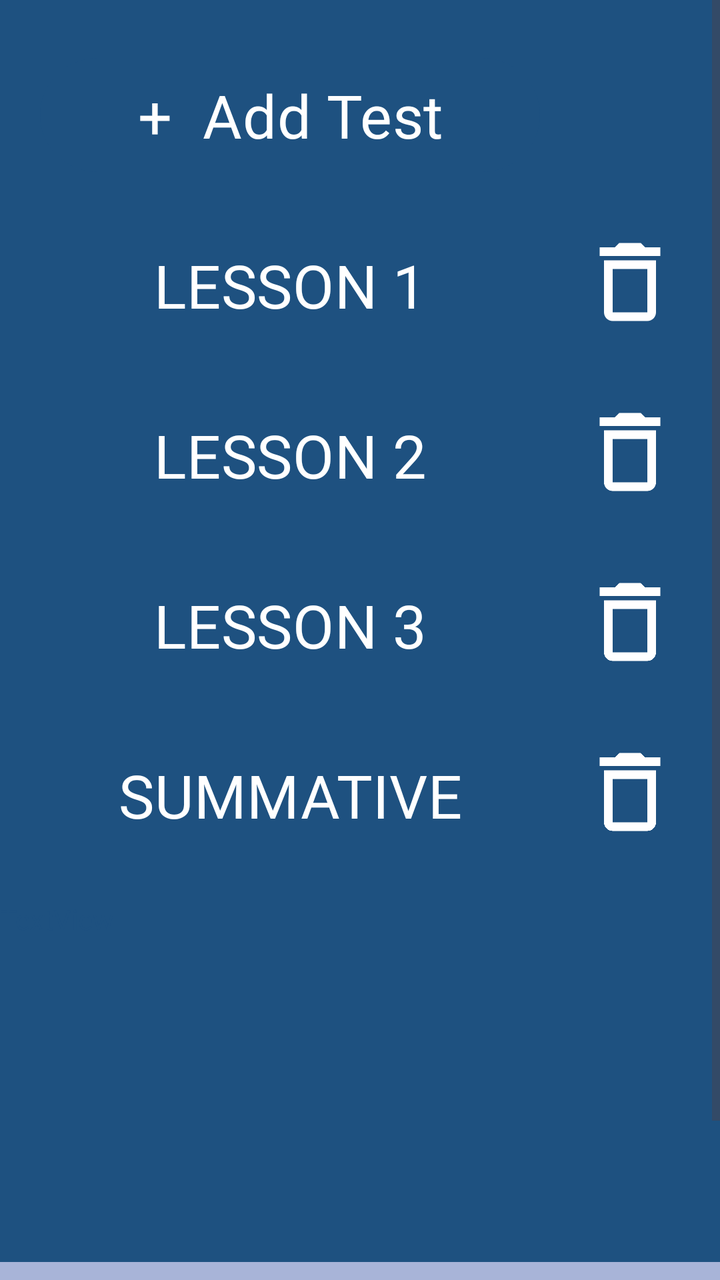
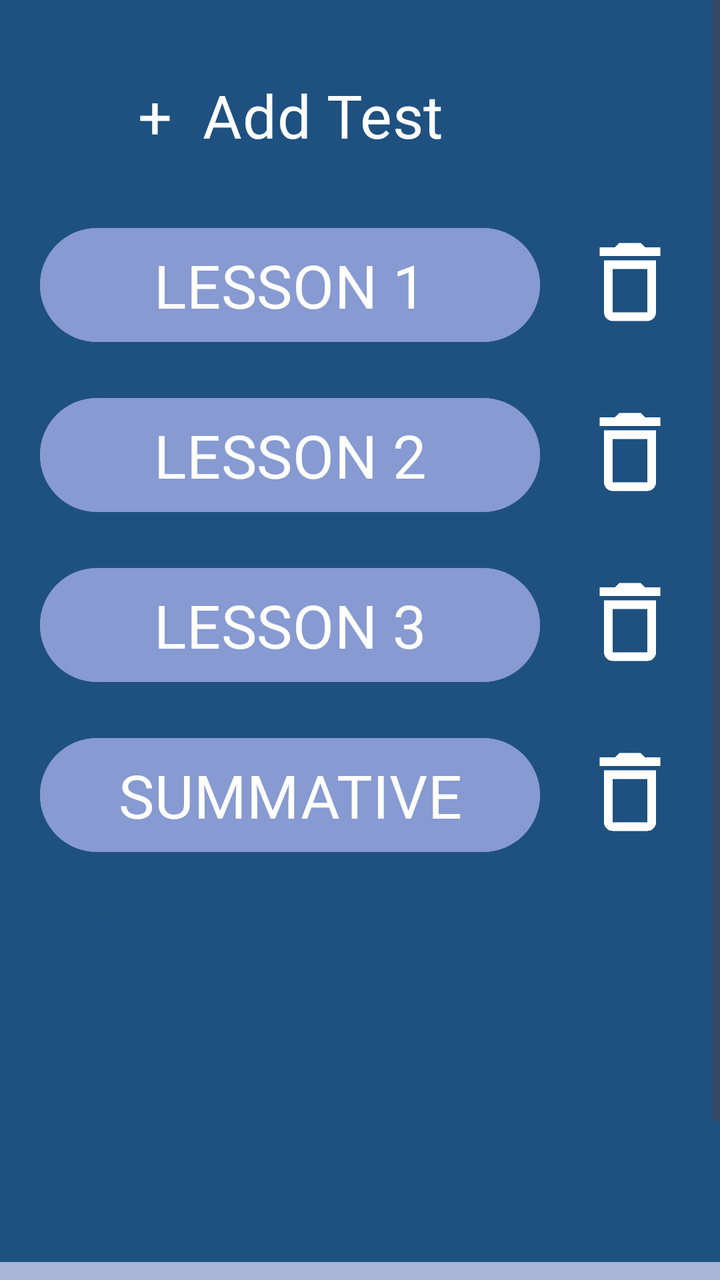

The first picture is an Android layout as it rendered before a commit; the second is the same layout after the commit. The layout source and the unified diff follow.
<!-- AndroidManifest.xml: application theme Theme.FinalsApplication -->
<!-- res/layout/test_page_admin2.xml -->
<RelativeLayout xmlns:android="http://schemas.android.com/apk/res/android"
    android:layout_width="match_parent"
    android:layout_height="match_parent"
    xmlns:tools="http://schemas.android.com/tools"
    xmlns:app="http://schemas.android.com/apk/res-auto"
    android:background="@color/ourBlue">


    <ScrollView
        android:layout_width="409dp"
        android:layout_height="729dp"
        tools:layout_editor_absoluteX="1dp"
        tools:layout_editor_absoluteY="1dp">

        <LinearLayout
            android:layout_width="match_parent"
            android:layout_height="wrap_content"
            android:orientation="vertical">

            <LinearLayout
                android:layout_width="match_parent"
                android:layout_height="wrap_content"
                android:layout_alignParentTop="true"
                android:background="#1e5180">

                <Button
                    android:id="@+id/addTest"
                    android:layout_width="250dp"
                    android:layout_height="65dp"
                    android:layout_marginStart="20dp"
                    android:layout_marginTop="25dp"
                    android:backgroundTint="@color/ourBlue"
                    android:text="+  Add Test"
                    android:textAlignment="center"
                    android:textColor="@color/white"
                    android:textSize="30sp"
                    android:fontFamily="@font/roboto_bold"
                    android:layout_marginBottom="20dp" />

            </LinearLayout>


            <LinearLayout
                android:layout_width="match_parent"
                android:layout_height="match_parent"
                android:layout_alignParentTop="true"
                android:background="#1e5180">

                <Button
                    android:id="@+id/editTest1"
                    android:layout_width="250dp"
                    android:layout_height="65dp"
                    android:layout_marginStart="20dp"
                    android:layout_marginBottom="20dp"
                    android:backgroundTint="#879AD1"
                    android:fontFamily="@font/roboto_bold"
                    android:text="LESSON 1"
                    android:textAlignment="center"
                    android:textColor="@color/white"
                    android:textSize="30sp"
                    android:background="null"/>

                <ImageButton
                    android:id="@+id/deleteTest1"
                    android:layout_width="60dp"
                    android:layout_height="52dp"
                    android:layout_marginStart="0dp"
                    android:layout_marginBottom="20dp"
                    android:layout_marginTop="5dp"
                    android:layout_weight="1"
                    android:background="@color/ourBlue"
                    android:scaleType="fitCenter"
                    app:srcCompat="@drawable/delete_trashcan" />

            </LinearLayout>

            <LinearLayout
                android:layout_width="match_parent"
                android:layout_height="match_parent"
                android:layout_alignParentTop="true"
                android:background="#1e5180">

                <Button
                    android:id="@+id/editTest2"
                    android:layout_width="250dp"
                    android:layout_height="65dp"
                    android:layout_marginStart="20dp"
                    android:backgroundTint="#879AD1"
                    android:text="LESSON 2"
                    android:textAlignment="center"
                    android:textColor="@color/white"
                    android:textSize="30sp"
                    android:fontFamily="@font/roboto_bold"
                    android:layout_marginBottom="20dp"
                    android:background="null"/>

                <ImageButton
                    android:id="@+id/deleteTest2"
                    android:layout_width="60dp"
                    android:layout_height="52dp"
                    android:layout_marginStart="0dp"
                    android:layout_marginTop="5dp"
                    android:layout_marginBottom="20dp"
                    android:layout_weight="1"
                    android:background="@color/ourBlue"
                    android:scaleType="fitCenter"
                    app:srcCompat="@drawable/delete_trashcan" />

            </LinearLayout>

            <LinearLayout
                android:layout_width="match_parent"
                android:layout_height="match_parent"
                android:layout_alignParentTop="true"
                android:background="#1e5180">

                <Button
                    android:id="@+id/editTest3"
                    android:layout_width="250dp"
                    android:layout_height="65dp"
                    android:layout_marginStart="20dp"
                    android:backgroundTint="#879AD1"
                    android:text="LESSON 3"
                    android:textAlignment="center"
                    android:textColor="@color/white"
                    android:textSize="30sp"
                    android:fontFamily="@font/roboto_bold"
                    android:layout_marginBottom="20dp"
                    android:background="null"/>

                <ImageButton
                    android:id="@+id/deleteTest3"
                    android:layout_width="60dp"
                    android:layout_height="52dp"
                    android:layout_marginStart="0dp"
                    android:layout_marginTop="5dp"
                    android:layout_marginBottom="20dp"
                    android:layout_weight="1"
                    android:background="@color/ourBlue"
                    android:scaleType="fitCenter"
                    app:srcCompat="@drawable/delete_trashcan" />

            </LinearLayout>

            <LinearLayout
                android:layout_width="match_parent"
                android:layout_height="match_parent"
                android:layout_alignParentTop="true"
                android:background="#1e5180">

                <Button
                    android:id="@+id/editSummative"
                    android:layout_width="250dp"
                    android:layout_height="65dp"
                    android:layout_marginStart="20dp"
                    android:backgroundTint="#879AD1"
                    android:text="SUMMATIVE"
                    android:textAlignment="center"
                    android:textColor="@color/white"
                    android:textSize="30sp"
                    android:fontFamily="@font/roboto_bold"
                    android:layout_marginBottom="20dp"
                    android:background="null"/>

                <ImageButton
                    android:id="@+id/deleteSummativeTest"
                    android:layout_width="60dp"
                    android:layout_height="52dp"
                    android:layout_marginStart="0dp"
                    android:layout_marginTop="5dp"
                    android:layout_marginBottom="20dp"
                    android:layout_weight="1"
                    android:background="@color/ourBlue"
                    android:scaleType="fitCenter"
                    app:srcCompat="@drawable/delete_trashcan" />

            </LinearLayout>

            <TextView
                android:id="@+id/textView11"
                android:layout_width="match_parent"
                android:layout_height="181dp"
                android:text="TextView"
                android:textColor="@color/ourBlue"/>

            <LinearLayout
                android:layout_width="match_parent"
                android:layout_height="100dip"
                android:layout_alignParentBottom="true"
                android:background="#a8b4d8">

                <ImageButton
                    android:id="@+id/imageButtonBackTP1"
                    android:layout_width="76dp"
                    android:layout_height="wrap_content"
                    android:layout_marginStart="20dp"
                    android:layout_marginTop="20dp"
                    android:layout_marginBottom="20dp"
                    android:background="?android:attr/selectableItemBackground"
                    android:scaleType="fitCenter"
                    android:src="@drawable/arrowleft" />
            </LinearLayout>

        </LinearLayout>
    </ScrollView>
</RelativeLayout>
<!-- resources referenced by this layout -->
<resources>
  <color name="ourBlue">#1e5180</color>
  <color name="white">#FFFFFFFF</color>
  <!-- drawable arrowleft: png bitmap (drawable, 16559 bytes) -->
  <!-- drawable delete_trashcan (drawable) -->
  <vector android:height="24dp" android:tint="#FFFFFF"
      android:viewportHeight="24" android:viewportWidth="24"
      android:width="24dp" xmlns:android="http://schemas.android.com/apk/res/android">
      <path android:fillColor="@android:color/white" android:pathData="M6,19c0,1.1 0.9,2 2,2h8c1.1,0 2,-0.9 2,-2L18,7L6,7v12zM8,9h8v10L8,19L8,9zM15.5,4l-1,-1h-5l-1,1L5,4v2h14L19,4z"/>
  </vector>
  <style name="Theme.FinalsApplication" parent="Base.Theme.FinalsApplication" />
  <style name="Base.Theme.FinalsApplication" parent="Theme.Material3.DayNight.NoActionBar">
          
          
      </style>
</resources>

<!-- the commit's change to res/layout/test_page_admin2.xml (unified diff, before → after) -->
@@ -58,7 +58,7 @@
                     android:textAlignment="center"
                     android:textColor="@color/white"
                     android:textSize="30sp"
-                    android:background="null"/>
+                    android:background="@null"/>
 
                 <ImageButton
                     android:id="@+id/deleteTest1"
@@ -92,7 +92,7 @@
                     android:textSize="30sp"
                     android:fontFamily="@font/roboto_bold"
                     android:layout_marginBottom="20dp"
-                    android:background="null"/>
+                    android:background="@null"/>
 
                 <ImageButton
                     android:id="@+id/deleteTest2"
@@ -126,7 +126,7 @@
                     android:textSize="30sp"
                     android:fontFamily="@font/roboto_bold"
                     android:layout_marginBottom="20dp"
-                    android:background="null"/>
+                    android:background="@null"/>
 
                 <ImageButton
                     android:id="@+id/deleteTest3"
@@ -160,7 +160,7 @@
                     android:textSize="30sp"
                     android:fontFamily="@font/roboto_bold"
                     android:layout_marginBottom="20dp"
-                    android:background="null"/>
+                    android:background="@null"/>
 
                 <ImageButton
                     android:id="@+id/deleteSummativeTest"
